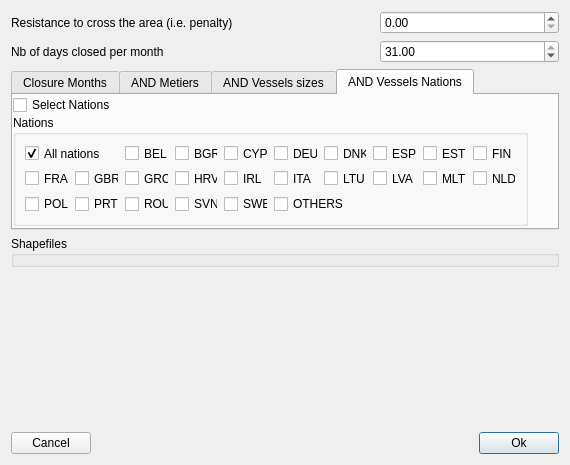
First picture: the form in qtgui/pathpenaltydialog.ui, repository frabas/DISPLACE_GUI, before the edit.
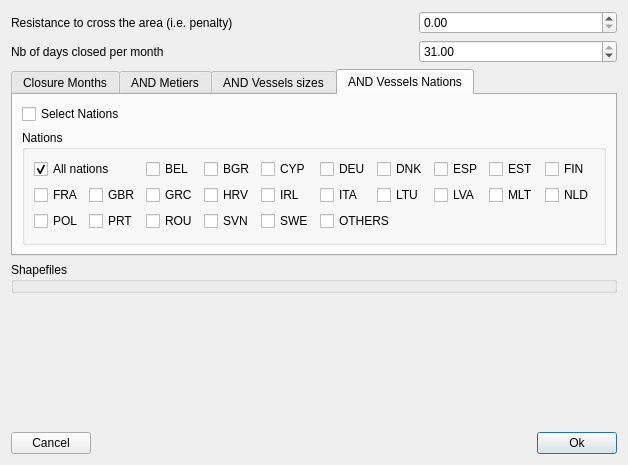
Second picture: the form after the edit. The open tabs and pages were chosen to show the change.

What changed in the file:
```diff
--- a/qtgui/pathpenaltydialog.ui
+++ b/qtgui/pathpenaltydialog.ui
@@ -192,28 +192,16 @@
       <attribute name="title">
        <string>AND Vessels Nations</string>
       </attribute>
+      <layout class="QGridLayout" name="gridLayout_2">
+       <item row="0" column="0">
       <widget class="QCheckBox" name="enableNations">
-       <property name="geometry">
-        <rect>
-         <x>0</x>
-         <y>0</y>
-         <width>487</width>
-         <height>20</height>
-        </rect>
-       </property>
        <property name="text">
         <string>Select Nations</string>
        </property>
       </widget>
+       </item>
+       <item row="1" column="0">
       <widget class="QGroupBox" name="nationGroup">
-       <property name="geometry">
-        <rect>
-         <x>0</x>
-         <y>20</y>
-         <width>515</width>
-         <height>111</height>
-        </rect>
-       </property>
        <property name="title">
         <string>Nations</string>
        </property>
@@ -398,6 +386,8 @@
         </item>
        </layout>
       </widget>
+       </item>
+      </layout>
      </widget>
     </widget>
    </item>
```
Left out of the diff: 2 changed lines with no effect on the pictures. Lines whose indentation alone changed are shown as unchanged.
